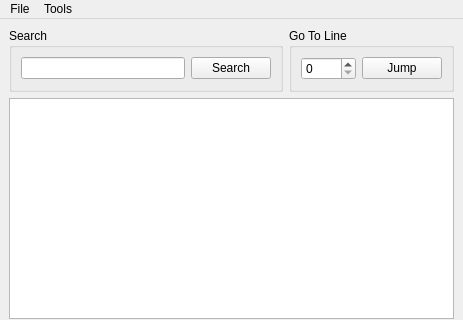
This is Tools/HolocronToolset/ui/editors/tlk.ui in NickHugi/PyKotor as Qt 5 draws it before an edit; both pictures show x 0 to 463 and y 0 to 320 of the 463 by 577 pixel window. The edited form follows.
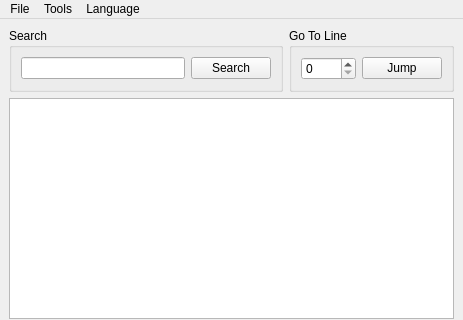
This is the edited form.

Commit message: Toolset TLKEditor - add menu choices to set encoding

Diff of the .ui file:
```diff
--- a/Tools/HolocronToolset/ui/editors/tlk.ui
+++ b/Tools/HolocronToolset/ui/editors/tlk.ui
@@ -160,8 +160,15 @@
     <addaction name="separator"/>
     <addaction name="actionClose"/>
    </widget>
+   <widget class="QMenu" name="menuLanguage">
+    <property name="title">
+     <string>Language</string>
+    </property>
+    <addaction name="actionAuto_detect_slower"/>
+   </widget>
    <addaction name="menuFIle"/>
    <addaction name="menuView"/>
+   <addaction name="menuLanguage"/>
   </widget>
   <action name="actionGoTo">
    <property name="text">
```
Left out of the diff: 9 changed lines with no effect on the pictures. The commit also changes 2 other files.
